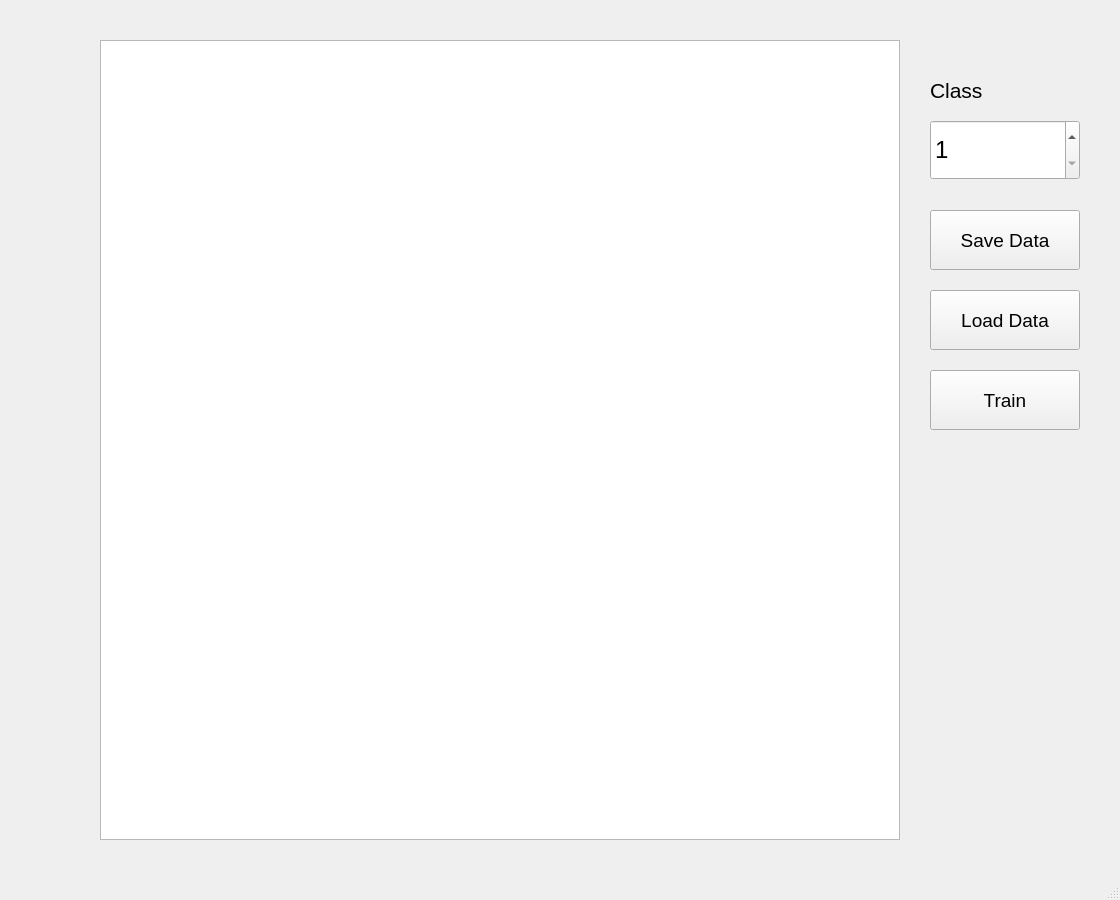
Old version of the form Neural_networks-training_sim/Trainer.ui in the repository iibrahimddogan/Neural-Boundary-2D.
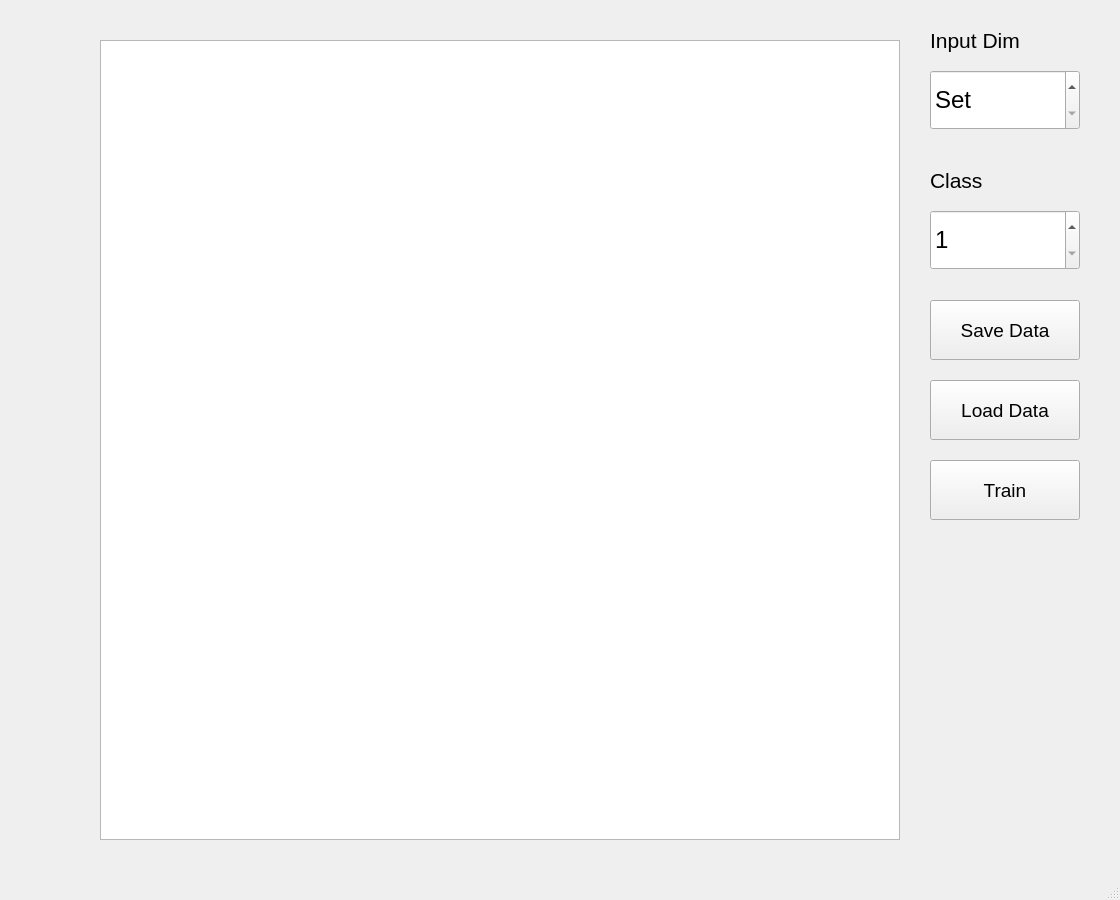
New version of the form.

Commit message: Use inputDim from UI and rename data arrays

The edit to the form file:
```diff
--- a/Neural_networks-training_sim/Trainer.ui
+++ b/Neural_networks-training_sim/Trainer.ui
@@ -48,12 +48,57 @@
      </size>
     </property>
    </widget>
-   <widget class="QLabel" name="label_class">
+   <widget class="QLabel" name="label_InputDim">
+    <property name="geometry">
+     <rect>
+      <x>930</x>
+      <y>20</y>
+      <width>150</width>
+      <height>40</height>
+     </rect>
+    </property>
+    <property name="font">
+     <font>
+      <pointsize>16</pointsize>
+     </font>
+    </property>
+    <property name="text">
+     <string>Input Dim</string>
+    </property>
+   </widget>
+   <widget class="QSpinBox" name="Spinbox_InputDim">
     <property name="geometry">
      <rect>
       <x>930</x>
       <y>70</y>
       <width>150</width>
+      <height>60</height>
+     </rect>
+    </property>
+    <property name="font">
+     <font>
+      <pointsize>18</pointsize>
+     </font>
+    </property>
+    <property name="minimum">
+     <number>0</number>
+    </property>
+    <property name="maximum">
+     <number>8</number>
+    </property>
+    <property name="specialValueText">
+     <string>Set</string>
+    </property>
+    <property name="value">
+     <number>0</number>
+    </property>
+   </widget>
+   <widget class="QLabel" name="label_class">
+    <property name="geometry">
+     <rect>
+      <x>930</x>
+      <y>160</y>
+      <width>150</width>
       <height>40</height>
      </rect>
     </property>
@@ -70,7 +115,7 @@
     <property name="geometry">
      <rect>
       <x>930</x>
-      <y>120</y>
+      <y>210</y>
       <width>150</width>
       <height>60</height>
      </rect>
@@ -94,7 +139,7 @@
     <property name="geometry">
      <rect>
       <x>930</x>
-      <y>210</y>
+      <y>300</y>
       <width>150</width>
       <height>60</height>
      </rect>
@@ -112,7 +157,7 @@
     <property name="geometry">
      <rect>
       <x>930</x>
-      <y>290</y>
+      <y>380</y>
       <width>150</width>
       <height>60</height>
      </rect>
@@ -130,7 +175,7 @@
     <property name="geometry">
      <rect>
       <x>930</x>
-      <y>370</y>
+      <y>460</y>
       <width>150</width>
       <height>60</height>
      </rect>
```
The commit also changes 2 other files.
